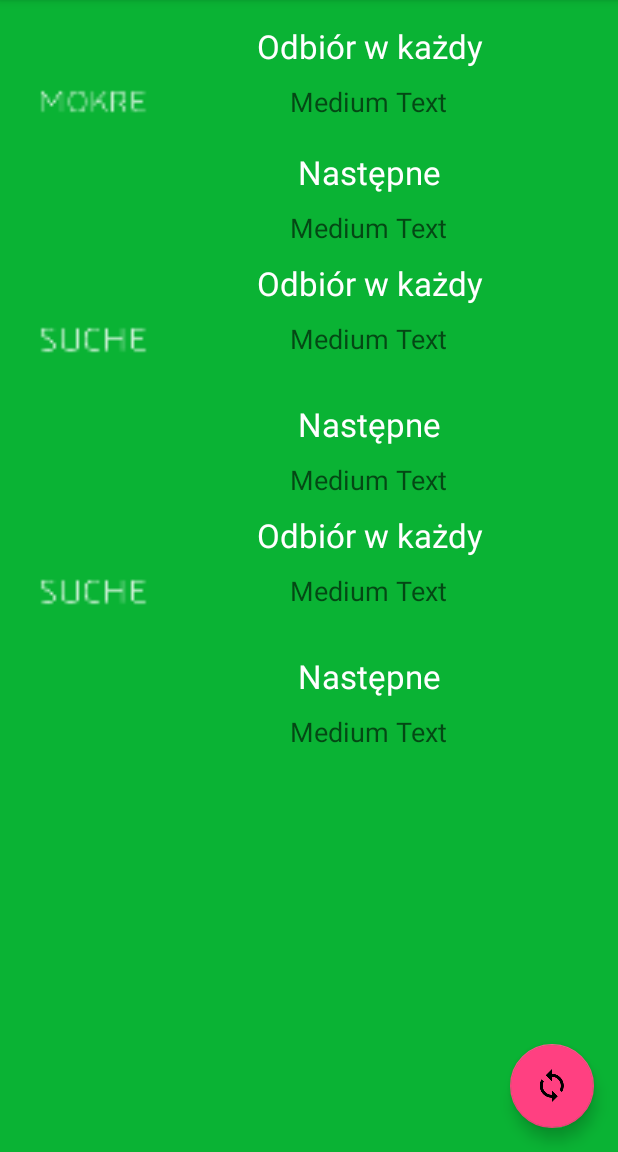
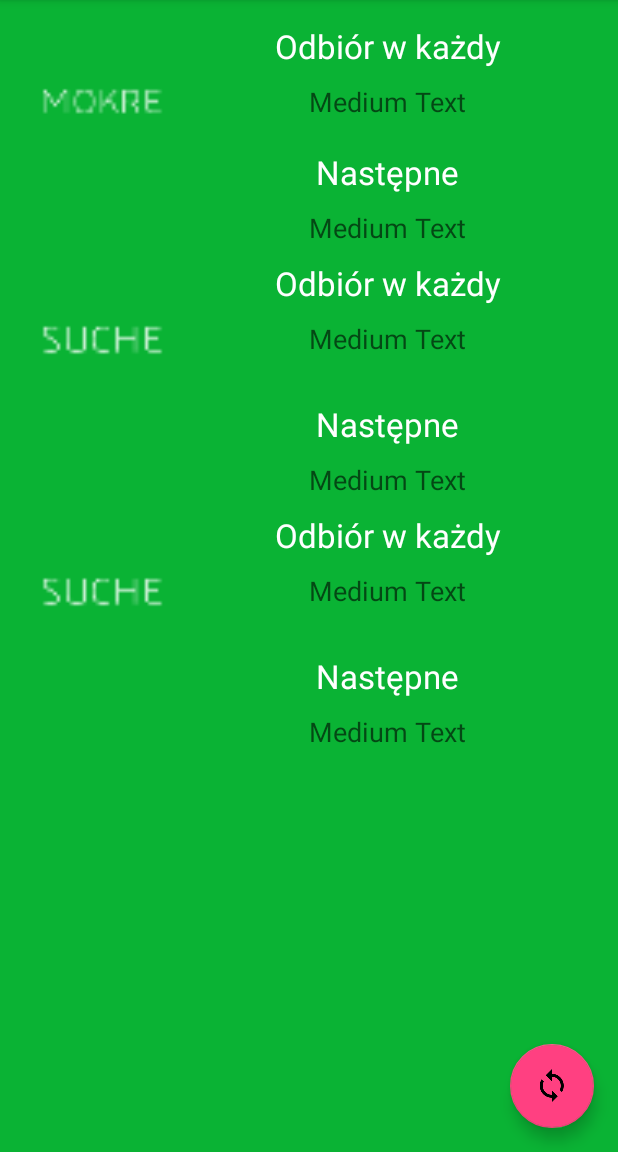
Before and after one commit to DamianNowakk/pamietaj-wyrzuc.to, an Android app: the screen it shows after launch (MainActivity), on a phone screen of 412 x 824 dp, the part 84-1236 px from its top. Run offline under Robolectric (Android 15) with nearby library versions, the phone set to English and light mode, and no system bars.

Commit message:
Zmiana głównego widoku

```diff
--- a/app/src/main/res/layout/content_main.xml
+++ b/app/src/main/res/layout/content_main.xml
@@ -37,7 +37,7 @@
                 android:layout_height="105dp"
                 android:id="@+id/imageView"
                 android:src="@drawable/ic_mokre_text"
-                android:layout_weight="0.25"
+                android:layout_weight="0.30"
                 android:adjustViewBounds="true"
                 android:baselineAlignBottom="false"
                 android:clickable="true" />
@@ -103,7 +103,7 @@
                 android:layout_height="105dp"
                 android:id="@+id/imageView2"
                 android:src="@drawable/ic_suche_text"
-                android:layout_weight="0.25"
+                android:layout_weight="0.30"
                 android:longClickable="false"
                 android:cropToPadding="false"
                 android:contextClickable="false"
@@ -167,17 +167,17 @@
                 android:layout_marginTop="10dp" >
 
                 <ImageView
-                    android:layout_width="wrap_content"
+                    android:layout_width="fill_parent"
                     android:layout_height="105dp"
                     android:id="@+id/imageView3"
                     android:src="@drawable/ic_suche_text"
-                    android:layout_weight="0.25"
                     android:longClickable="false"
                     android:cropToPadding="false"
                     android:contextClickable="false"
                     android:baselineAlignBottom="false"
                     android:adjustViewBounds="true"
-                    android:clickable="true" />
+                    android:clickable="true"
+                    android:layout_weight="0.30" />
 
                 <LinearLayout
                     android:orientation="vertical"
```
